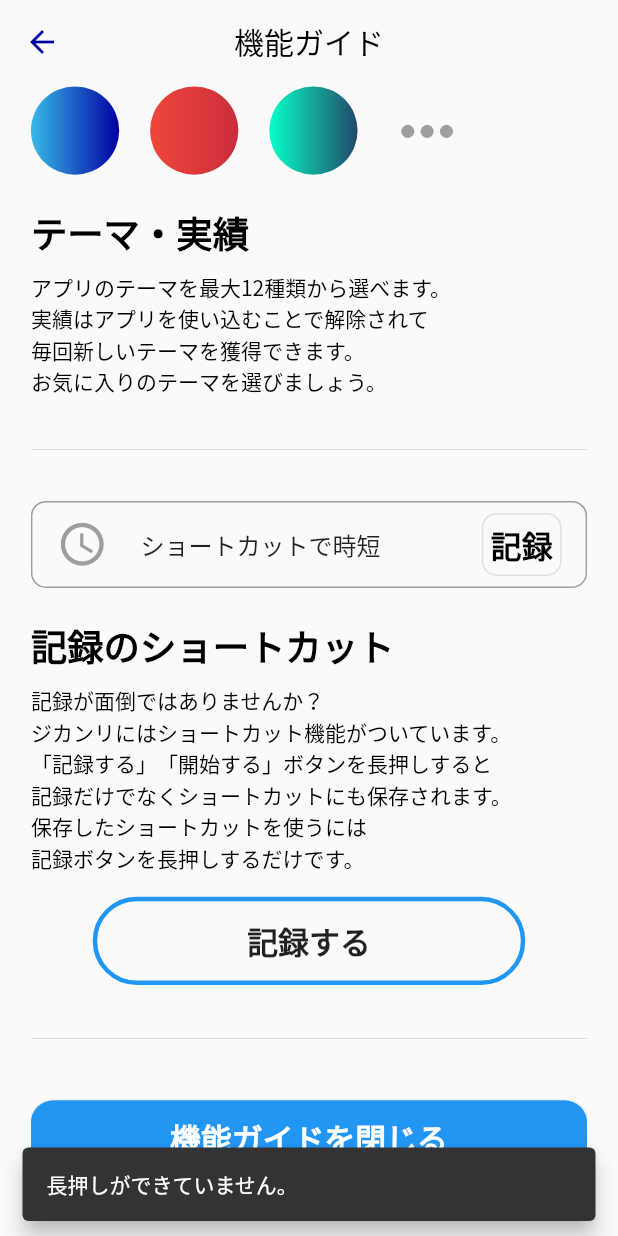
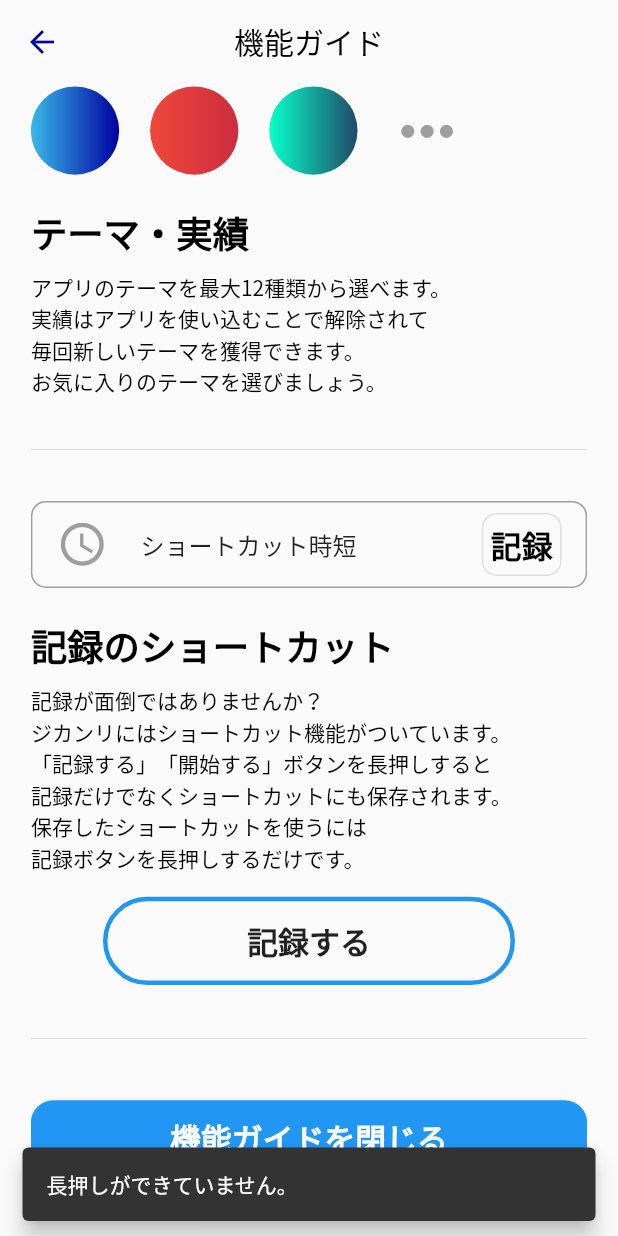
Before and after one commit to thoth000/zikanri, a Flutter app: the FeatureGuide screen opened directly, scrolled down 742 dp, after a tap on "記録する", on a phone screen of 412 x 824 dp. Run offline on Flutter 3.47's test engine with Material 2 defaults, Android fonts, the phone set to English and light mode, and no system bars; our stand-ins replace cloud_firestore, firebase_core, flutter_local_notifications, flutter_swiper, hive, hive_flutter and 2 more; missing offline and left inert: esys_flutter_share, flutter_circular_chart, launch_review; accounts and stored records are empty.

Commit message:
guide format

```diff
--- a/lib/ui/guide/feature_guide.dart
+++ b/lib/ui/guide/feature_guide.dart
@@ -20,131 +20,29 @@ class FeatureGuide extends StatelessWidget {
               height: displaySize.width / 20,
             ),
             _AnalyzeData(),
-            SizedBox(
-              height: displaySize.width / 20,
-            ),
-            Text(
-              '記録データの集計',
-              style: TextStyle(
-                fontSize: FontSize.midium,
-                fontWeight: FontWeight.w700,
-              ),
-            ),
-            SizedBox(
-              height: displaySize.width / 50,
-            ),
-            const Text(
-              '時間価値・記録した日付・カテゴリーで\n記録データを分析します。\n振り返ることで気づきがあるかもしれません。',
-            ),
             Divider(
               height: displaySize.width / 6,
             ),
             _Share(),
-            SizedBox(
-              height: displaySize.width / 20,
-            ),
-            Text(
-              'SNSシェア',
-              style: TextStyle(
-                fontSize: FontSize.midium,
-                fontWeight: FontWeight.w700,
-              ),
-            ),
-            SizedBox(
-              height: displaySize.width / 50,
-            ),
-            const Text(
-              '集計した記録データをSNSを使って共有できます。\n上のような共有ボタンを押すとシェア画面が開きます。',
-            ),
             Divider(
               height: displaySize.width / 6,
             ),
             _Register(),
-            SizedBox(
-              height: displaySize.width / 20,
-            ),
-            Text(
-              'ユーザー登録',
-              style: TextStyle(
-                fontSize: FontSize.midium,
-                fontWeight: FontWeight.w700,
-              ),
-            ),
-            SizedBox(
-              height: displaySize.width / 50,
-            ),
-            const Text(
-              '登録で他のユーザーを見つけて価値時間で競えます。\nまた、オンライン上にバックアップを取れます。\nこれで新しい携帯にデータを引き継げます。',
-            ),
             Divider(
               height: displaySize.width / 6,
             ),
             _Theme(),
-            SizedBox(
-              height: displaySize.width / 20,
-            ),
-            Text(
-              'テーマ・実績',
-              style: TextStyle(
-                fontSize: FontSize.midium,
-                fontWeight: FontWeight.w700,
-              ),
-            ),
-            SizedBox(
-              height: displaySize.width / 50,
-            ),
-            const Text(
-              'アプリのテーマを最大12種類から選べます。\n実績はアプリを使い込むことで解除されて\n毎回新しいテーマを獲得できます。\nお気に入りのテーマを選びましょう。',
-            ),
             Divider(
               height: displaySize.width / 6,
             ),
             _ShortCut(),
-            SizedBox(
-              height: displaySize.width / 20,
-            ),
-            Text(
-              '記録のショートカット',
-              style: TextStyle(
-                fontSize: FontSize.midium,
-                fontWeight: FontWeight.w700,
-              ),
-            ),
-            SizedBox(
-              height: displaySize.width / 50,
-            ),
-            const Text(
-                '記録が面倒ではありませんか？\nジカンリにはショートカット機能がついています。\n「記録する」「開始する」ボタンを長押しすると\n記録だけでなくショートカットにも保存されます。'),
-            const Text(
-              '保存したショートカットを使うには\n記録ボタンを長押しするだけです。',
-            ),
-            RecordButton(),
             Divider(
               height: displaySize.width / 10,
             ),
             SizedBox(
               height: displaySize.width / 20,
             ),
-            RaisedButton(
-              child: Padding(
-                padding: const EdgeInsets.all(10),
-                child: Text(
-                  '機能ガイドを閉じる',
-                  style: TextStyle(
-                    color: Colors.white,
-                    fontSize: FontSize.small,
-                    fontWeight: FontWeight.w700,
-                  ),
-                ),
-              ),
-              color: Colors.blue,
-              shape: RoundedRectangleBorder(
-                borderRadius: BorderRadius.circular(15),
-              ),
-              onPressed: () {
-                Navigator.pop(context);
-              },
-            ),
+            _ClosePageButton(),
             SizedBox(
               height: displaySize.width / 10,
             ),
@@ -158,6 +56,31 @@ class FeatureGuide extends StatelessWidget {
 class _AnalyzeData extends StatelessWidget {
   @override
   Widget build(BuildContext context) {
+    return Column(
+      crossAxisAlignment: CrossAxisAlignment.start,
+      children: [
+        image(),
+        SizedBox(
+          height: displaySize.width / 20,
+        ),
+        Text(
+          '記録データの集計',
+          style: TextStyle(
+            fontSize: FontSize.midium,
+            fontWeight: FontWeight.w700,
+          ),
+        ),
+        SizedBox(
+          height: displaySize.width / 50,
+        ),
+        const Text(
+          '時間価値・記録した日付・カテゴリーで\n記録データを分析します。\n振り返ることで気づきがあるかもしれません。',
+        ),
+      ],
+    );
+  }
+
+  Widget image() {
     return Row(
       children: <Widget>[
         Icon(
@@ -181,6 +104,31 @@ class _AnalyzeData extends StatelessWidget {
 class _Share extends StatelessWidget {
   @override
   Widget build(BuildContext context) {
+    return Column(
+      crossAxisAlignment: CrossAxisAlignment.start,
+      children: [
+        image(),
+        SizedBox(
+          height: displaySize.width / 20,
+        ),
+        Text(
+          'SNSシェア',
+          style: TextStyle(
+            fontSize: FontSize.midium,
+            fontWeight: FontWeight.w700,
+          ),
+        ),
+        SizedBox(
+          height: displaySize.width / 50,
+        ),
+        const Text(
+          '集計した記録データをSNSを使って共有できます。\n上のような共有ボタンを押すとシェア画面が開きます。',
+        ),
+      ],
+    );
+  }
+
+  Widget image() {
     return Row(
       children: <Widget>[
         Icon(
@@ -196,6 +144,31 @@ class _Share extends StatelessWidget {
 class _Register extends StatelessWidget {
   @override
   Widget build(BuildContext context) {
+    return Column(
+      crossAxisAlignment: CrossAxisAlignment.start,
+      children: [
+        image(),
+        SizedBox(
+          height: displaySize.width / 20,
+        ),
+        Text(
+          'ユーザー登録',
+          style: TextStyle(
+            fontSize: FontSize.midium,
+            fontWeight: FontWeight.w700,
+          ),
+        ),
+        SizedBox(
+          height: displaySize.width / 50,
+        ),
+        const Text(
+          '登録で他のユーザーを見つけて価値時間で競えます。\nまた、オンライン上にバックアップを取れます。\nこれで新しい携帯にデータを引き継げます。',
+        ),
+      ],
+    );
+  }
+
+  Widget image() {
     return Row(
       children: <Widget>[
         Icon(
@@ -219,6 +192,31 @@ class _Register extends StatelessWidget {
 class _Theme extends StatelessWidget {
   @override
   Widget build(BuildContext context) {
+    return Column(
+      crossAxisAlignment: CrossAxisAlignment.start,
+      children: [
+        image(),
+        SizedBox(
+          height: displaySize.width / 20,
+        ),
+        Text(
+          'テーマ・実績',
+          style: TextStyle(
+            fontSize: FontSize.midium,
+            fontWeight: FontWeight.w700,
+          ),
+        ),
+        SizedBox(
+          height: displaySize.width / 50,
+        ),
+        const Text(
+          'アプリのテーマを最大12種類から選べます。\n実績はアプリを使い込むことで解除されて\n毎回新しいテーマを獲得できます。\nお気に入りのテーマを選びましょう。',
+        ),
+      ],
+    );
+  }
+
+  Widget image() {
     return Row(
       children: <Widget>[
         item(0),
@@ -260,16 +258,35 @@ class _ShortCut extends StatelessWidget {
   @override
   Widget build(BuildContext context) {
     return Column(
+      crossAxisAlignment: CrossAxisAlignment.start,
       children: <Widget>[
-        item('ショートカットで時短', '記録'),
+        image(),
+        SizedBox(
+          height: displaySize.width / 20,
+        ),
+        Text(
+          '記録のショートカット',
+          style: TextStyle(
+            fontSize: FontSize.midium,
+            fontWeight: FontWeight.w700,
+          ),
+        ),
+        SizedBox(
+          height: displaySize.width / 50,
+        ),
+        const Text(
+            '記録が面倒ではありませんか？\nジカンリにはショートカット機能がついています。\n「記録する」「開始する」ボタンを長押しすると\n記録だけでなくショートカットにも保存されます。'),
+        const Text(
+          '保存したショートカットを使うには\n記録ボタンを長押しするだけです。',
+        ),
+        Center(
+          child: _RecordButton(),
+        ),
       ],
     );
   }
 
-  Widget item(
-    String title,
-    String which,
-  ) {
+  Widget image() {
     return Container(
       decoration: BoxDecoration(
         border: Border.all(
@@ -284,19 +301,20 @@ class _ShortCut extends StatelessWidget {
           size: displaySize.width / 12,
         ),
         title: Text(
-          title,
+          'ショートカット時短',
           overflow: TextOverflow.fade,
           softWrap: false,
         ),
         trailing: Container(
           padding: const EdgeInsets.all(5),
           decoration: BoxDecoration(
-              border: Border.all(
-                color: Colors.grey[300],
-              ),
-              borderRadius: BorderRadius.circular(10)),
+            border: Border.all(
+              color: Colors.grey[300],
+            ),
+            borderRadius: BorderRadius.circular(10),
+          ),
           child: Text(
-            which,
+            '記録',
             style: TextStyle(
               fontSize: FontSize.small,
               fontWeight: FontWeight.w700,
@@ -308,11 +326,13 @@ class _ShortCut extends StatelessWidget {
   }
 }
 
-class RecordButton extends StatelessWidget {
+class _RecordButton extends StatelessWidget {
   Widget build(BuildContext context) {
     return Padding(
       padding: EdgeInsets.symmetric(
-          horizontal: displaySize.width / 10, vertical: 15),
+        horizontal: displaySize.width / 10,
+        vertical: 15,
+      ),
       child: Container(
         height: displaySize.width / 7,
         width: displaySize.width / 1.5,
@@ -359,3 +379,29 @@ class RecordButton extends StatelessWidget {
     );
   }
 }
+
+class _ClosePageButton extends StatelessWidget {
+  @override
+  Widget build(BuildContext context) {
+    return RaisedButton(
+      child: Padding(
+        padding: const EdgeInsets.all(10),
+        child: Text(
+          '機能ガイドを閉じる',
+          style: TextStyle(
+            color: Colors.white,
+            fontSize: FontSize.small,
+            fontWeight: FontWeight.w700,
+          ),
+        ),
+      ),
+      color: Colors.blue,
+      shape: RoundedRectangleBorder(
+        borderRadius: BorderRadius.circular(15),
+      ),
+      onPressed: () {
+        Navigator.pop(context);
+      },
+    );
+  }
+}
```
Also changed, not shown: lib/ui/guide/quick_guide.dart (+138 -100 lines).
